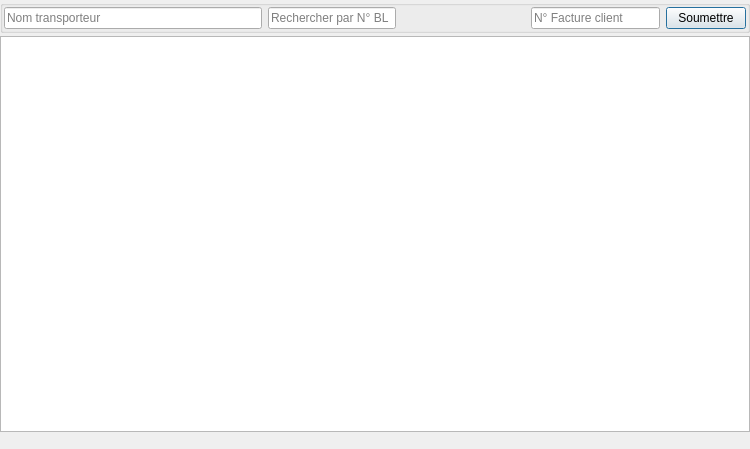
The window that uibl.ui (CIMFASO/desktop) describes before a commit, drawn with Qt 5.
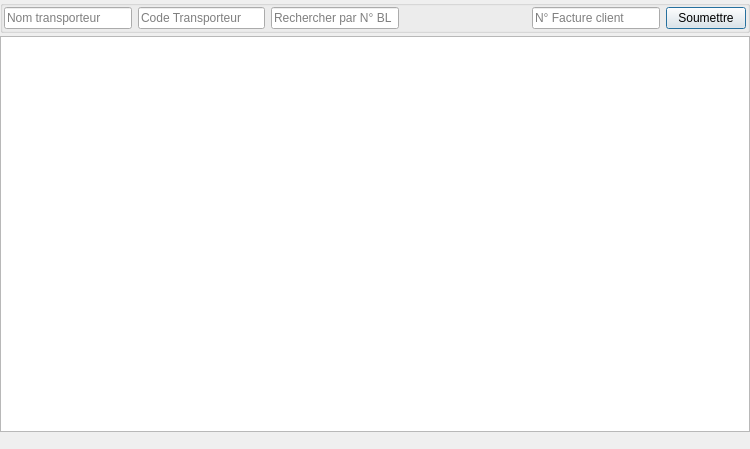
The same window after the commit.

```diff
--- a/uibl.ui
+++ b/uibl.ui
@@ -34,7 +34,7 @@
      <property name="title">
       <string/>
      </property>
-     <layout class="QHBoxLayout" name="horizontalLayout" stretch="2,1,1,1,0">
+     <layout class="QHBoxLayout" name="horizontalLayout" stretch="1,1,1,1,1,0">
       <property name="leftMargin">
        <number>1</number>
       </property>
@@ -54,6 +54,13 @@
         </property>
        </widget>
       </item>
+      <item>
+       <widget class="QLineEdit" name="codeTransporteurLineEdit">
+        <property name="placeholderText">
+         <string>Code Transporteur</string>
+        </property>
+       </widget>
+      </item>
       <item>
        <widget class="QLineEdit" name="searchLineEdit">
         <property name="placeholderText">
```
Left out of the diff: 20 changed lines with no effect on the pictures.
